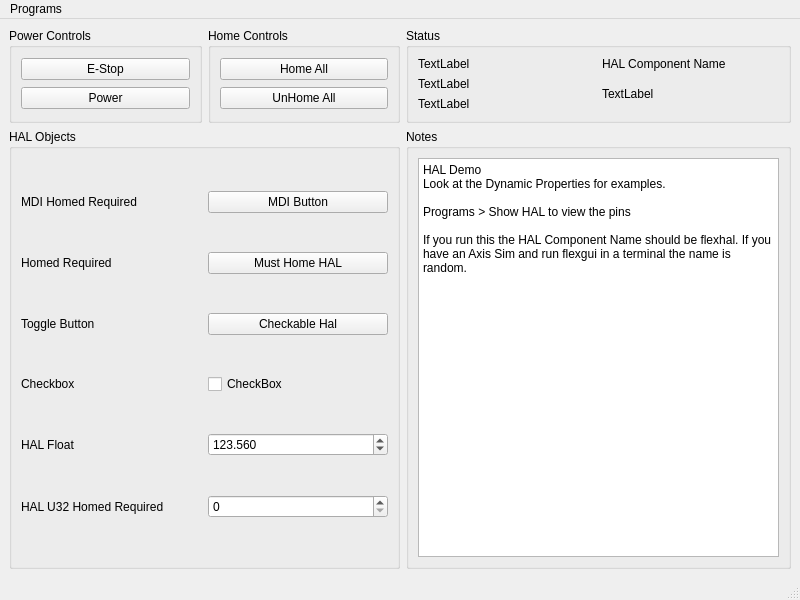
First picture: the form in examples/hal/hal.ui, repository jethornton/flexgui, before the edit.
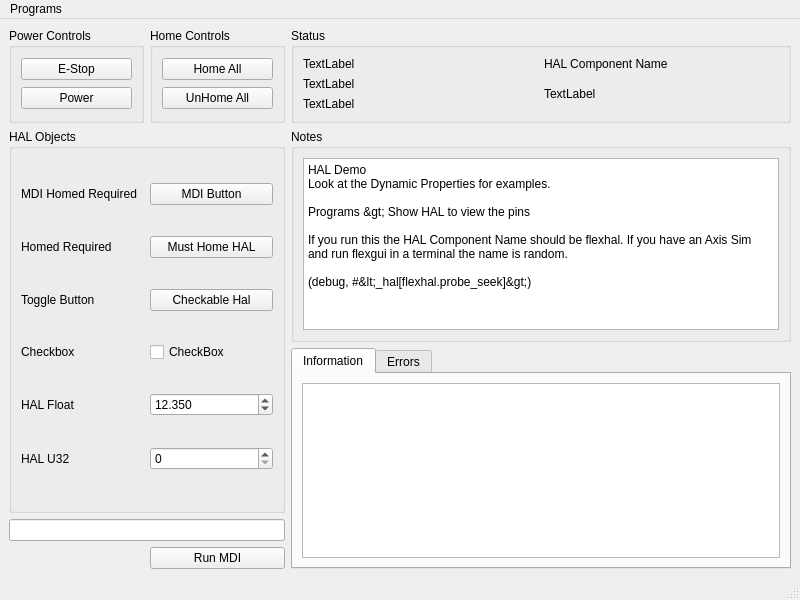
Second picture: the form after the edit.

What changed in the file:
```diff
--- a/examples/hal/hal.ui
+++ b/examples/hal/hal.ui
@@ -15,6 +15,29 @@
   </property>
   <widget class="QWidget" name="centralwidget">
    <layout class="QGridLayout" name="gridLayout_5">
+    <item row="1" column="2" colspan="3">
+     <widget class="QGroupBox" name="groupBox_4">
+      <property name="title">
+       <string>Notes</string>
+      </property>
+      <layout class="QGridLayout" name="gridLayout_4">
+       <item row="0" column="0">
+        <widget class="QPlainTextEdit" name="plainTextEdit">
+         <property name="plainText">
+          <string>HAL Demo
+Look at the Dynamic Properties for examples.
+
+Programs &gt; Show HAL to view the pins
+
+If you run this the HAL Component Name should be flexhal. If you have an Axis Sim and run flexgui in a terminal the name is random.
+
+(debug, #&lt;_hal[flexhal.probe_seek]&gt;)</string>
+         </property>
+        </widget>
+       </item>
+      </layout>
+     </widget>
+    </item>
     <item row="0" column="0">
      <widget class="QGroupBox" name="groupBox">
       <property name="title">
@@ -38,7 +61,83 @@
       </layout>
      </widget>
     </item>
-    <item row="1" column="0" colspan="2">
+    <item row="0" column="2" colspan="3">
+     <widget class="QGroupBox" name="groupBox_5">
+      <property name="minimumSize">
+       <size>
+        <width>500</width>
+        <height>0</height>
+       </size>
+      </property>
+      <property name="title">
+       <string>Status</string>
+      </property>
+      <layout class="QGridLayout" name="gridLayout_6">
+       <item row="1" column="0">
+        <widget class="QLabel" name="task_state_lb">
+         <property name="text">
+          <string>TextLabel</string>
+         </property>
+        </widget>
+       </item>
+       <item row="0" column="0">
+        <widget class="QLabel" name="interp_state_lb">
+         <property name="text">
+          <string>TextLabel</string>
+         </property>
+        </widget>
+       </item>
+       <item row="2" column="0">
+        <widget class="QLabel" name="task_mode_lb">
+         <property name="text">
+          <string>TextLabel</string>
+         </property>
+        </widget>
+       </item>
+       <item row="0" column="1">
+        <widget class="QLabel" name="label_7">
+         <property name="text">
+          <string>HAL Component Name</string>
+         </property>
+        </widget>
+       </item>
+       <item row="1" column="1" rowspan="2">
+        <widget class="QLabel" name="hal_comp_name_lb">
+         <property name="text">
+          <string>TextLabel</string>
+         </property>
+         <property name="wordWrap">
+          <bool>true</bool>
+         </property>
+        </widget>
+       </item>
+      </layout>
+     </widget>
+    </item>
+    <item row="0" column="1">
+     <widget class="QGroupBox" name="groupBox_2">
+      <property name="title">
+       <string>Home Controls</string>
+      </property>
+      <layout class="QGridLayout" name="gridLayout_2">
+       <item row="0" column="0">
+        <widget class="QPushButton" name="home_all_pb">
+         <property name="text">
+          <string>Home All</string>
+         </property>
+        </widget>
+       </item>
+       <item row="1" column="0">
+        <widget class="QPushButton" name="unhome_all_pb">
+         <property name="text">
+          <string>UnHome All</string>
+         </property>
+        </widget>
+       </item>
+      </layout>
+     </widget>
+    </item>
+    <item row="1" column="0" rowspan="2" colspan="2">
      <widget class="QGroupBox" name="groupBox_3">
       <property name="title">
        <string>HAL Objects</string>
@@ -169,11 +268,8 @@
          <property name="decimals">
           <number>3</number>
          </property>
-         <property name="maximum">
-          <double>250.000000000000000</double>
-         </property>
          <property name="value">
-          <double>123.560000000000002</double>
+          <double>12.350000000000000</double>
          </property>
          <property name="function" stdset="0">
           <string>hal_pin</string>
@@ -192,7 +288,7 @@
        <item row="6" column="0">
         <widget class="QLabel" name="label_6">
          <property name="text">
-          <string>HAL U32 Homed Required</string>
+          <string>HAL U32 </string>
          </property>
         </widget>
        </item>
@@ -221,31 +317,13 @@
       </layout>
      </widget>
     </item>
-    <item row="1" column="2" colspan="2">
-     <widget class="QGroupBox" name="groupBox_4">
-      <property name="title">
-       <string>Notes</string>
-      </property>
-      <layout class="QGridLayout" name="gridLayout_4">
-       <item row="0" column="0">
-        <widget class="QPlainTextEdit" name="plainTextEdit">
-         <property name="plainText">
-          <string>HAL Demo
-Look at the Dynamic Properties for examples.
-
-Programs &gt; Show HAL to view the pins
-
-If you run this the HAL Component Name should be flexhal. If you have an Axis Sim and run flexgui in a terminal the name is random.</string>
-         </property>
-        </widget>
-       </item>
-      </layout>
-     </widget>
+    <item row="3" column="0" colspan="2">
+     <widget class="QLineEdit" name="mdi_command_le"/>
     </item>
-    <item row="0" column="1">
-     <widget class="QGroupBox" name="groupBox_2">
-      <property name="title">
-       <string>Home Controls</string>
+    <item row="4" column="1">
+     <widget class="QPushButton" name="run_mdi_pb">
+      <property name="text">
+       <string>Run MDI</string>
       </property>
       <layout class="QGridLayout" name="gridLayout_2">
        <item row="0" column="0">
@@ -265,51 +343,31 @@
       </layout>
      </widget>
     </item>
-    <item row="0" column="2" colspan="2">
-     <widget class="QGroupBox" name="groupBox_5">
-      <property name="title">
-       <string>Status</string>
+    <item row="2" column="2" rowspan="3" colspan="3">
+     <widget class="QTabWidget" name="tabWidget_6">
+      <property name="currentIndex">
+       <number>0</number>
       </property>
-      <layout class="QGridLayout" name="gridLayout_6">
-       <item row="1" column="0">
-        <widget class="QLabel" name="task_state_lb">
-         <property name="text">
-          <string>TextLabel</string>
-         </property>
-        </widget>
-       </item>
-       <item row="0" column="0">
-        <widget class="QLabel" name="interp_state_lb">
-         <property name="text">
-          <string>TextLabel</string>
-         </property>
-        </widget>
-       </item>
-       <item row="2" column="0">
-        <widget class="QLabel" name="task_mode_lb">
-         <property name="text">
-          <string>TextLabel</string>
-         </property>
-        </widget>
-       </item>
-       <item row="0" column="1">
-        <widget class="QLabel" name="label_7">
-         <property name="text">
-          <string>HAL Component Name</string>
-         </property>
-        </widget>
-       </item>
-       <item row="1" column="1" rowspan="2">
-        <widget class="QLabel" name="hal_comp_name_lb">
-         <property name="text">
-          <string>TextLabel</string>
-         </property>
-         <property name="wordWrap">
-          <bool>true</bool>
-         </property>
-        </widget>
-       </item>
-      </layout>
+      <widget class="QWidget" name="page1" native="true">
+       <attribute name="title">
+        <string>Information</string>
+       </attribute>
+       <layout class="QVBoxLayout" name="verticalLayout">
+        <item>
+         <widget class="QPlainTextEdit" name="info_pte"/>
+        </item>
+       </layout>
+      </widget>
+      <widget class="QWidget" name="tab">
+       <attribute name="title">
+        <string>Errors</string>
+       </attribute>
+       <layout class="QVBoxLayout" name="verticalLayout_2">
+        <item>
+         <widget class="QPlainTextEdit" name="errors_pte"/>
+        </item>
+       </layout>
+      </widget>
      </widget>
     </item>
    </layout>
```
Left out of the diff: 16 changed lines with no effect on the pictures.
